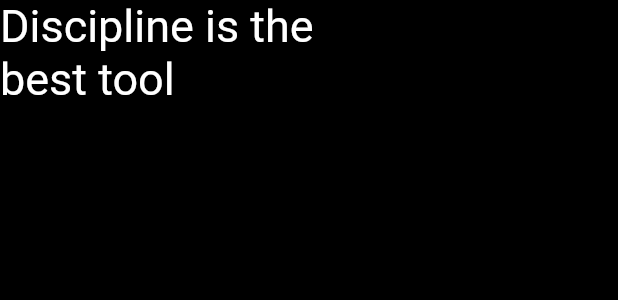
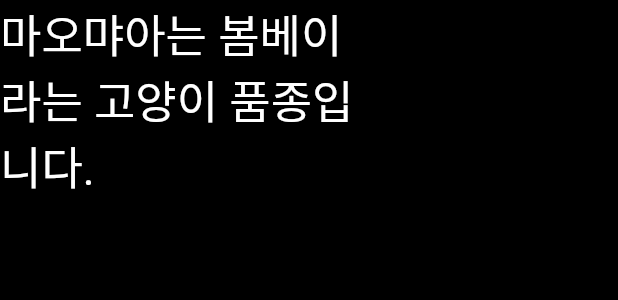
Before and after one commit to uriham/Capstone, a Flutter app: the LoadingText widget shown alone on an empty page, opened directly, on a phone screen of 412 x 824 dp. Shown: the top 300 px of the screen. Run offline on Flutter 3.47's test engine with Material 3 defaults, Android fonts, the phone set to English and light mode, and no system bars; drawn by our look-alikes of animated_text_kit; our stand-ins replace envied, flutter_riverpod, flutter_svg, flutter_svg_provider, google_fonts, palette_generator and 4 more; missing offline and left inert: flutter_to_pdf, langchain, langchain_openai; Roboto replaces fonts that are missing (Agne).

Commit message:
로딩화면 밑 url sysmessage 수정

```diff
--- a/lib/data/prompts.dart
+++ b/lib/data/prompts.dart
@@ -1,5 +1,5 @@
 String exSysmessage =
-    'Return ONLY the URL of the image. Do not add any explanation.';
+    'Return ONLY the URL of the image. Do not add any explanation corner brackets';
 List<String> systemExampleList = [
   '',
   //1. 양키
--- a/lib/widgets/loading_text.dart
+++ b/lib/widgets/loading_text.dart
@@ -20,10 +20,20 @@ class _LoadingTextState extends State<LoadingText> {
         ),
         child: AnimatedTextKit(
           animatedTexts: [
-            TypewriterAnimatedText('Discipline is the best tool'),
-            TypewriterAnimatedText('Design first, then code'),
-            TypewriterAnimatedText('Do not patch bugs out, rewrite them'),
-            TypewriterAnimatedText('Do not test bugs out, design them out'),
+            FadeAnimatedText('마오먀아는 봄베이라는 고양이 품종입니다.',
+                duration: const Duration(seconds: 5)),
+            FadeAnimatedText(
+              '본 Dizrizm은 약 3개월만에 제작되었습니다.',
+              duration: const Duration(seconds: 5),
+            ),
+            FadeAnimatedText(
+              '이상의 이름은 조선총독부에서 건축기사로 일했을 당시 인부가 그의 성을 김씨가 아닌 이씨로 착각하여 이상이라고 불렸다는 설이 있습니다.',
+              duration: const Duration(seconds: 5),
+            ),
+            FadeAnimatedText(
+              '밤에 늦게 자면 배고픈 이유는 그렘린이라는 호르몬 때문입니다.',
+              duration: const Duration(seconds: 5),
+            ),
           ],
           onTap: () {
             print("Tap Event");
```
